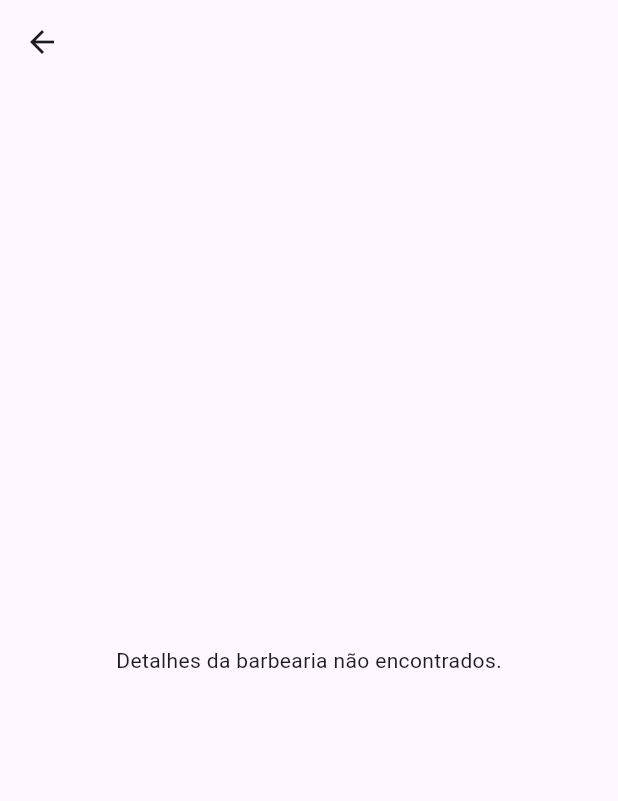
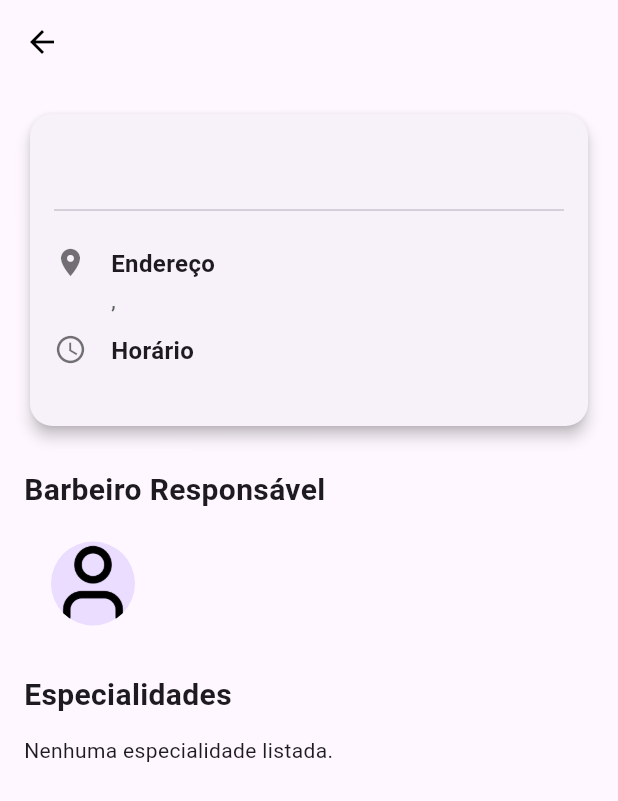
Before and after one commit to renatomalaco/App-Barbearia_Flutter, a Flutter app: the BarbershopDetailView screen opened directly with empty values, on a phone screen of 412 x 824 dp. Shown: the top 801 px of the screen. Run offline on Flutter 3.47's test engine with Material 3 defaults, Android fonts, the phone set to English and light mode, and no system bars; our stand-ins replace cloud_firestore, device_preview, firebase_auth, firebase_core, get_it, google_fonts and 2 more; accounts and stored records are empty.

```diff
--- a/lib/controller/barbershop_detail_controller.dart
+++ /dev/null
@@ -1,45 +0,0 @@
-import '../model/barbershop_detail_model.dart';
-
-class BarbershopDetailController {
-  // Este mapa armazena os dados detalhados. A chave é o nome da barbearia.
-  final Map<String, BarbershopDetail> _details = {
-    'Barbearia New Cut': BarbershopDetail(
-      name: 'Barbearia New Cut',
-      imageUrl: 'https://images.unsplash.com/photo-1536520002442-39764a41e987?q=80&w=1000&auto=format&fit=crop',
-      description: 'A barbearia "O New Cut" é um santuário dedicado à arte da barbearia tradicional, resgatando a elegância e a precisão dos cortes que definiram gerações. Inspirada na atmosfera das décadas de 1940 e 1950, nosso espaço não é apenas um local para aparar o cabelo e a barba, mas um ponto de encontro onde o homem moderno pode se desconectar da rotina e vivenciar um serviço de excelência.',
-      openingHours: '09:00 - 20:00',
-      address: 'Rua das Tesouras, 123',
-      cityState: 'São Paulo, SP',
-      zipCode: '01000-000',
-      rating: '4.8',
-      reviewCount: '2.4k'
-    ),
-    'Barbearia Old School': BarbershopDetail(
-        name: 'Barbearia Old School',
-        imageUrl: 'https://images.unsplash.com/photo-1585747860715-2ba37e788b70?ixlib=rb-4.1.0&ixid=M3wxMjA3fDB8MHxzZWFyY2h8M3x8YmFyYmVyc2hvcHxlbnwwfHwwfHx8MA%3D%3D&auto=format&fit=crop&q=60&w=600',
-        description: 'Especialistas em barbas e cortes tradicionais, oferecendo uma experiência premium para o homem moderno.',
-        openingHours: '10:00 - 21:00',
-        address: 'Av. dos Barbeiros, 456',
-        cityState: 'Rio de Janeiro, RJ',
-        zipCode: '20000-000',
-        rating: '4.9',
-        reviewCount: '3.1k'
-    ),
-    'Classic Cuts Barbershop': BarbershopDetail(
-        name: 'Classic Cuts Barbershop',
-        imageUrl: 'https://images.unsplash.com/photo-1693755807658-17ce5331aacb?ixlib=rb-4.1.0&ixid=M3wxMjA3fDB8MHxzZWFyY2h8MTJ8fGJhcmJlcnNob3B8ZW58MHwwfDB8fHww&auto=format&fit=crop&q=60&w=600',
-        description: 'O tratamento que você merece, com os melhores profissionais e produtos do mercado.',
-        openingHours: '08:30 - 19:30',
-        address: 'Praça da Coroa, 789',
-        cityState: 'Belo Horizonte, MG',
-        zipCode: '30000-000',
-        rating: '4.7',
-        reviewCount: '1.8k'
-    ),
-  };
-
-  // Método para buscar os detalhes com base no nome da barbearia
-  BarbershopDetail? getDetailsFor(String name) {
-    return _details[name];
-  }
-}
--- a/lib/model/barbershop_detail_model.dart
+++ b/lib/model/barbershop_detail_model.dart
@@ -7,8 +7,12 @@ class BarbershopDetail {
   final String address;
   final String cityState;
   final String zipCode;
-  final String rating;
-  final String reviewCount;
+  final String barberName;
+  final String barberSpecialty;
+  final String barberImageUrl;
+  final List<String> specialties;
+  // final String rating;
+  // final String reviewCount;
 
   BarbershopDetail({
     required this.name,
@@ -18,7 +22,11 @@ class BarbershopDetail {
     required this.address,
     required this.cityState,
     required this.zipCode,
-    required this.rating,
-    required this.reviewCount,
+    this.barberName = '',
+    this.barberSpecialty = '',
+    this.barberImageUrl = '',
+    this.specialties = const [],
+    // required this.rating,
+    // required this.reviewCount,
   });
 }
--- a/lib/model/list_model.dart
+++ b/lib/model/list_model.dart
@@ -6,6 +6,10 @@ class Barbershop {
   final String zipCode;
   final String imageUrl;
   final String openingHours;
+  final String barberName;
+  final String barberSpecialty;
+  final String barberImageUrl;
+  final List<String> specialties;
 
   Barbershop({
     required this.name,
@@ -15,5 +19,9 @@ class Barbershop {
     required this.zipCode,
     required this.imageUrl,
     required this.openingHours,
+    this.barberName = '',
+    this.barberSpecialty = '',
+    this.barberImageUrl = '',
+    this.specialties = const [],
   });
 }
--- a/lib/view/barbershop_detail_view.dart
+++ b/lib/view/barbershop_detail_view.dart
@@ -1,42 +1,26 @@
 import 'package:flutter/material.dart';
-import '../controller/barbershop_detail_controller.dart';
-import '../model/barbershop_detail_model.dart';
+import '../model/list_model.dart'; // Certifique-se de importar o modelo correto
 
 class BarbershopDetailView extends StatefulWidget {
-  final String barbershopName;
+  // 1. Mudamos de String para o Objeto Barbershop
+  final Barbershop barbershop;
 
-  const BarbershopDetailView({super.key, required this.barbershopName});
+  const BarbershopDetailView({super.key, required this.barbershop});
 
   @override
   State<BarbershopDetailView> createState() => _BarbershopDetailViewState();
 }
 
 class _BarbershopDetailViewState extends State<BarbershopDetailView> {
-  final BarbershopDetailController _controller = BarbershopDetailController();
-  BarbershopDetail? _detail;
-
-  @override
-  void initState() {
-    super.initState();
-    // Busca os detalhes da barbearia com base no nome recebido
-    _detail = _controller.getDetailsFor(widget.barbershopName);
-  }
-
   @override
   Widget build(BuildContext context) {
-    // Verifica se os detalhes foram encontrados
-    if (_detail == null) {
-      return Scaffold(
-        appBar: AppBar(),
-        body: const Center(
-          child: Text('Detalhes da barbearia não encontrados.'),
-        ),
-      );
-    }
+    // 2. Agora usamos 'widget.barbershop' para acessar os dados
+    // Não precisamos mais de controller ou initState para buscar dados
+    final shop = widget.barbershop;
 
     return Scaffold(
       appBar: AppBar(
-        title: Text(_detail!.name),
+        title: Text(shop.name),
         backgroundColor: Colors.transparent,
         elevation: 0,
         foregroundColor: Colors.black,
@@ -56,11 +40,14 @@ class _BarbershopDetailViewState extends State<BarbershopDetailView> {
               child: Column(
                 crossAxisAlignment: CrossAxisAlignment.start,
                 children: [
+                  if (shop.imageUrl.isNotEmpty)
                     Image.network(
-                    _detail!.imageUrl,
+                      shop.imageUrl,
                       height: 220,
                       width: double.infinity,
                       fit: BoxFit.cover,
+                      errorBuilder: (context, error, stackTrace) =>
+                          const SizedBox(height: 220, child: Center(child: Icon(Icons.broken_image))),
                     ),
                   Padding(
                     padding: const EdgeInsets.all(16.0),
@@ -68,7 +55,7 @@ class _BarbershopDetailViewState extends State<BarbershopDetailView> {
                       crossAxisAlignment: CrossAxisAlignment.start,
                       children: [
                         Text(
-                          _detail!.description,
+                          shop.description,
                           style: TextStyle(
                             fontSize: 16,
                             color: Colors.grey[700],
@@ -78,9 +65,10 @@ class _BarbershopDetailViewState extends State<BarbershopDetailView> {
                         const SizedBox(height: 16),
                         const Divider(),
                         const SizedBox(height: 16),
-                        _buildInfoRow(Icons.location_on, 'Endereço', '${_detail!.address}, ${_detail!.cityState}'),
+                        _buildInfoRow(Icons.location_on, 'Endereço',
+                            '${shop.address}, ${shop.cityState}'),
                         const SizedBox(height: 12),
-                        _buildInfoRow(Icons.access_time, 'Horário', _detail!.openingHours),
+                        _buildInfoRow(Icons.access_time, 'Horário', shop.openingHours),
                       ],
                     ),
                   ),
@@ -90,35 +78,49 @@ class _BarbershopDetailViewState extends State<BarbershopDetailView> {
             const SizedBox(height: 24),
 
             // Seção "Barbeiro Responsável"
-            const Text('Barbeiro Responsável', style: TextStyle(fontSize: 20, fontWeight: FontWeight.bold)),
+            const Text('Barbeiro Responsável',
+                style: TextStyle(fontSize: 20, fontWeight: FontWeight.bold)),
             const SizedBox(height: 12),
-            const ListTile(
+            ListTile(
               leading: CircleAvatar(
                 radius: 30,
-                backgroundImage: NetworkImage('https://images.unsplash.com/photo-1506794778202-cad84cf45f1d?q=80&w=1000&auto=format&fit=crop'),
+                // Se não tiver foto do barbeiro, usa a padrão
+                backgroundImage: (shop.barberImageUrl.isNotEmpty)
+                    ? NetworkImage(shop.barberImageUrl)
+                    : const AssetImage('lib/images/user.png') as ImageProvider,
               ),
-              title: Text('João da Silva', style: TextStyle(fontWeight: FontWeight.w600)),
-              subtitle: Text('Especialista em cortes clássicos'),
+              title: Text(shop.barberName,
+                  style: const TextStyle(fontWeight: FontWeight.w600)),
+              subtitle: Text(shop.barberSpecialty),
             ),
             const SizedBox(height: 24),
 
             // Seção "Especialidades"
-            const Text('Especialidades', style: TextStyle(fontSize: 20, fontWeight: FontWeight.bold)),
+            const Text('Especialidades',
+                style: TextStyle(fontSize: 20, fontWeight: FontWeight.bold)),
             const SizedBox(height: 12),
-            Row(
+
+            // Gera a lista de especialidades dinamicamente
+            if (shop.specialties.isNotEmpty)
+              ...shop.specialties.map((specialty) => Padding(
+                    padding: const EdgeInsets.only(bottom: 8.0),
+                    child: Row(
                       children: [
-                Image.asset('lib/images/man-hair_icon.png', width: 30, color: Colors.black87),
+                        Image.asset('lib/images/man-hair_icon.png',
+                            width: 30, color: Colors.black87),
                         const SizedBox(width: 12),
-                const Text('Corte', style: TextStyle(fontSize: 16)),
+                        Text(specialty, style: const TextStyle(fontSize: 16)),
                       ],
                     ),
+                  ))
+            else
+              const Text("Nenhuma especialidade listada."),
           ],
         ),
       ),
     );
   }
 
-  // Widget auxiliar para criar as linhas de informação
   Widget _buildInfoRow(IconData icon, String title, String subtitle) {
     return Row(
       crossAxisAlignment: CrossAxisAlignment.start,
@@ -131,7 +133,8 @@ class _BarbershopDetailViewState extends State<BarbershopDetailView> {
             children: [
               Text(title, style: const TextStyle(fontWeight: FontWeight.bold, fontSize: 16)),
               const SizedBox(height: 2),
-              Text(subtitle, style: TextStyle(fontSize: 15, color: Colors.grey[700])),
+              Text(subtitle,
+                  style: TextStyle(fontSize: 15, color: Colors.grey[700])),
             ],
           ),
         ),
--- a/lib/view/list_view.dart
+++ b/lib/view/list_view.dart
@@ -196,6 +196,7 @@ class _ListsViewState extends State<ListsView> {
                   itemBuilder: (context, index) {
                     // Pega o documento atual
                     final doc = data.docs[index];
+                    final dataMap = doc.data() as Map<String, dynamic>;
 
                     // Converte os dados do Firestore para o seu Modelo
                     // IMPORTANTE: Certifique-se de que os nomes dos campos aqui ('name', 'address', etc.)
@@ -208,6 +209,10 @@ class _ListsViewState extends State<ListsView> {
                       zipCode: doc['zipCode'],
                       imageUrl: doc['imageUrl'],
                       openingHours: doc['openingHours'],
+                      barberName: dataMap['barberName'] ?? 'Barbeiro',
+                      barberSpecialty: dataMap['barberSpecialty'] ?? 'Especialista',
+                      barberImageUrl: dataMap['barberImageUrl'] ?? '',
+                      specialties: (dataMap['specialties'] as List<dynamic>?)?.map((e) => e.toString()).toList() ?? ['Corte'],
                     );
 
                     return _BarbershopCard(barbershop: barbershop);
@@ -274,7 +279,7 @@ class _BarbershopCardState extends State<_BarbershopCard> {
           Navigator.push(
             context,
             MaterialPageRoute(
-              builder: (context) => BarbershopDetailView(barbershopName: widget.barbershop.name),
+              builder: (context) => BarbershopDetailView(barbershop: widget.barbershop),
             ),
           );
         },
--- a/lib/view/search_view.dart
+++ b/lib/view/search_view.dart
@@ -89,6 +89,7 @@ class _SearchViewState extends State<SearchView> {
                   itemCount: data.size,
                   itemBuilder: (context, index) {
                     final doc = data.docs[index];
+                    final dataMap = doc.data() as Map<String, dynamic>;
 
                     // Conversão do documento para o Modelo (igual na ListView)
                     final barbershop = Barbershop(
@@ -99,6 +100,10 @@ class _SearchViewState extends State<SearchView> {
                       zipCode: doc['zipCode'],
                       imageUrl: doc['imageUrl'],
                       openingHours: doc['openingHours'],
+                      barberName: dataMap['barberName'] ?? 'Barbeiro',
+                      barberSpecialty: dataMap['barberSpecialty'] ?? 'Especialista',
+                      barberImageUrl: dataMap['barberImageUrl'] ?? '',
+                      specialties: (dataMap['specialties'] as List<dynamic>?)?.map((e) => e.toString()).toList() ?? ['Corte'],
                     );
 
                     return ListTile(
@@ -111,7 +116,7 @@ class _SearchViewState extends State<SearchView> {
                         Navigator.push(
                           context,
                           MaterialPageRoute(
-                            builder: (context) => BarbershopDetailView(barbershopName: barbershop.name),
+                            builder: (context) => BarbershopDetailView(barbershop: barbershop),
                           ),
                         );
                       },
```
Also changed, not shown: lib/barber_flow/view/barber_clients_view.dart (added), lib/barber_flow/view/barber_home_view.dart (added), lib/barber_flow/view/barbershop_management_view.dart (added). Lines whose indentation alone changed are shown as unchanged.
